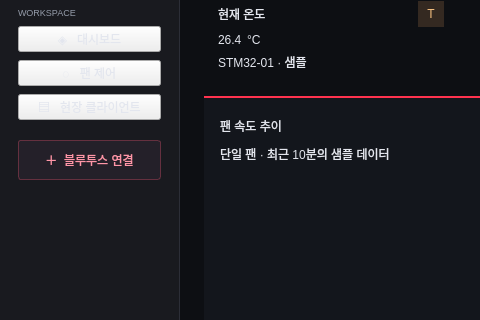
Above: PC/screens/PDashboard.ui from Samana0104/IoTControl before the change; both pictures show x 0 to 480 and y 104 to 424 of the 1280 by 850 pixel window. Below: the same form after it.
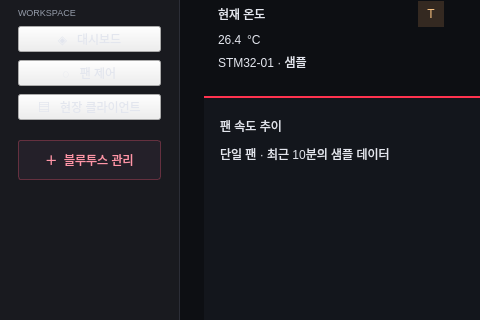
That is the form after the change.

Commit message: [feat] 블루투스 연결

Patch:
```diff
--- a/PC/screens/PDashboard.ui
+++ b/PC/screens/PDashboard.ui
@@ -262,7 +262,7 @@
       <item>
        <widget class="QPushButton" name="sidebarBluetoothButton">
         <property name="text">
-         <string>＋  블루투스 연결</string>
+         <string>＋  블루투스 관리</string>
         </property>
         <property name="cursor">
          <cursorShape>PointingHandCursor</cursorShape>
```
The commit also changes 21 other files.
